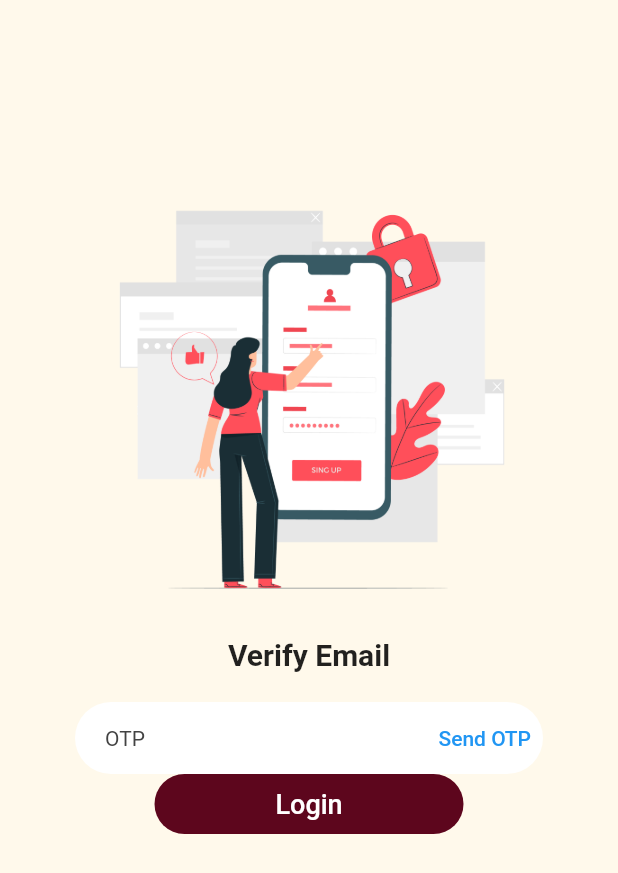
After one commit to Loximity-oss/UTM-Study-Planner, a Flutter app: the registerPage screen opened directly, after a tap on "Test for verify email", on a phone screen of 412 x 824 dp. The commit adds this screen. Shown: the top 873 px of the screen. Run offline on Flutter 3.47's test engine with Material 2 defaults, Android fonts, the phone set to English and light mode, and no system bars; our stand-ins replace email_validator, flutter_local_notifications, font_awesome_flutter, hive, hive_flutter, introduction_screen and 2 more; missing offline and left inert: mysql_client; accounts and stored records are empty; project files that could hold a hidden picture were left out.

Commit message:
email verify

```diff
--- a/utmstudyplanner_mobile/lib/views/register.dart
+++ b/utmstudyplanner_mobile/lib/views/register.dart
@@ -4,6 +4,7 @@ import 'package:flutter/material.dart';
 import 'package:email_validator/email_validator.dart';
 import 'package:flutter/services.dart';
 import 'package:utmstudyplanner_mobile/views/login/login.dart';
+import 'package:utmstudyplanner_mobile/views/verifyEmail-otp.dart';
 import '../../server/conn.dart';
 import 'package:hive_flutter/hive_flutter.dart';
 import 'package:utmstudyplanner_mobile/views/register.dart';
@@ -313,6 +314,16 @@ class _registerPageState extends State<registerPage> {
                               );
                             },
                           ),
+
+                          TextButton(
+                            child:
+                            const Text("Test for verify email", style: TextStyle(fontSize: 12, fontWeight: FontWeight.bold)),
+                            onPressed: () {
+                              Navigator.push(context,
+                                MaterialPageRoute(builder: (context) => const verifyEmail()),
+                              );
+                            },
+                          ),
                           Container(
                             width: MediaQuery.of(context).size.width / 2.0,
                             height: 40,
@@ -344,6 +355,8 @@ class _registerPageState extends State<registerPage> {
                 ),
               ),
 
+
+
             ],
           ),
         ),
--- /dev/null
+++ b/utmstudyplanner_mobile/lib/views/verifyEmail-otp.dart
@@ -0,0 +1,199 @@
+import 'dart:async';
+import 'dart:convert';
+import 'package:email_validator/email_validator.dart';
+import 'package:flutter/material.dart';
+import 'package:hive_flutter/hive_flutter.dart';
+import 'package:utmstudyplanner_mobile/views/login/login.dart';
+import 'package:utmstudyplanner_mobile/views/register.dart';
+
+import '../../server/conn.dart';
+import 'package:http/http.dart' as http;
+
+class verifyEmail extends StatefulWidget {
+  const verifyEmail({Key? key}) : super(key: key);
+
+  @override
+  State<verifyEmail> createState() => _verifyEmail();
+}
+
+class _verifyEmail extends State<verifyEmail> {
+  @override
+  final box = Hive.box('');
+  final TextEditingController emailInput = TextEditingController();
+  final TextEditingController passwordInput = TextEditingController();
+  final _formLoginKey = GlobalKey<FormState>();
+  bool visible = false;
+
+  Future userLogin() async{
+
+    setState(() {
+      visible = true;
+
+    });
+    // Getting value from Controller
+    String email = emailInput.text;
+    String password = passwordInput.text;
+
+    // clearly there is a better way to do this
+    // but this is for SP2 presentation.
+    // will change using future later.
+
+    try{
+      var db = Mysql();
+      String query = 'SELECT * FROM `users` WHERE `email` = "'+ email +'" AND password = "' + password + '"';
+      var result = await db.execQuery(query);
+      if(result.numOfRows == 1){
+        box.put('email', email);
+        box.put('password', password);
+
+        // clearly there is a better way to do this
+        // but this is for SP2 presentation.
+        // will change using future later.
+
+
+        for(final row in result.rows){
+          box.put('nickname', row.colAt(2));
+          box.put('matricID',row.colAt(0));
+          box.put('coursecode',row.colAt(3));
+        }
+
+        Navigator.push(context,
+            MaterialPageRoute(builder: (context) => const loginPage()
+            ));
+
+
+      } else {
+        setState(() {
+          visible = false ;
+        });
+        showDialog(
+          context: context,
+          builder: (BuildContext context) {
+            return AlertDialog(
+              title: const Text('Username or Password is incorrect.'),
+              actions: <Widget>[
+                FlatButton(
+                  child: const Text("OK"),
+                  onPressed: () {
+                    Navigator.of(context).pop();
+                  },
+                ),
+              ],
+            );
+          },
+        );
+      }
+    } catch (e){
+      setState(() {
+        visible = false ;
+      });
+      showDialog(
+        context: context,
+        builder: (BuildContext context) {
+          return AlertDialog(
+            title: Text(e.toString()),
+            actions: <Widget>[
+              FlatButton(
+                child: const Text("OK"),
+                onPressed: () {
+                  Navigator.of(context).pop();
+                },
+              ),
+            ],
+          );
+        },
+      );
+    }
+  }
+
+
+  Widget build(BuildContext context) {
+    return Scaffold(
+      backgroundColor: const Color.fromARGB(255, 255, 249, 235),
+      body: SingleChildScrollView(
+        padding: const EdgeInsets.only(top: 120, bottom: 100),
+        child: Center(
+          child: Column(
+            children: <Widget>[
+              Container(
+                width: 300,
+                height: 300,
+                child: Image.asset('assets/signup/mobile_1.png'),
+              ),
+              //Username and Password Containers
+              Container(
+                padding: const EdgeInsets.only(left: 50, right: 50),
+                child: Column(
+                  children: [
+                    const SizedBox(height: 5),
+                    const Text('Verify Email', style: TextStyle(fontSize: 20, fontWeight: FontWeight.bold)),
+                    const SizedBox(height: 20),
+                    Form(
+                      key: _formLoginKey,
+                      child: Column(
+                        children:  <Widget>[
+                          TextFormField(controller: emailInput,
+                            style: const TextStyle(fontSize: 14),
+                            textInputAction: TextInputAction.next,
+                            autovalidateMode: AutovalidateMode.onUserInteraction,
+                            validator: (value) => EmailValidator.validate(value!) ? null : "Please enter a valid email",
+                            enableSuggestions: false,
+                            autocorrect: false,
+                            decoration: InputDecoration(
+                                contentPadding: const EdgeInsets.only(left: 20, right: 20),
+                                border: OutlineInputBorder(
+                                  borderRadius: BorderRadius.circular(30.0),
+                                  borderSide: const BorderSide(
+                                    width: 0,
+                                    style: BorderStyle.none,
+                                  ),
+                                ),
+                                suffixIcon: TextButton(
+                                  child: const Text("Send OTP"),
+                                  onPressed: () => verifyEmail(),
+                                ),
+                                filled: true,
+                                hintStyle: TextStyle(color: Colors.grey[800]),
+                                hintText: "OTP",
+                                fillColor: Colors.white),
+                          ),
+
+                          Container(
+                            width: MediaQuery.of(context).size.width / 2.0,
+                            height: 40,
+                            decoration: BoxDecoration(
+                              borderRadius: BorderRadius.circular(35.0),
+                              color: const Color.fromARGB(255, 93, 6, 29),
+                            ),
+                            child: MaterialButton(
+                              onPressed: () => _formLoginKey.currentState!.validate() ? userLogin() : null,
+                              child: const Text('Login',
+                                style: TextStyle(
+                                  fontSize: 18,
+                                  color: Colors.white,
+                                ),),
+                            ),
+                          ),
+                        ],
+                      ),
+                    ),
+
+                    const SizedBox(height: 20),
+                    Visibility(
+                        visible: visible,
+                        child: Container(
+                            margin: const EdgeInsets.only(bottom: 30),
+                            child: const CircularProgressIndicator(color: Color.fromARGB(255, 93, 6, 29))
+                        )
+                    ),
+                  ],
+                ),
+              ),
+
+            ],
+          ),
+        ),
+      ),
+    );
+  }
+}
--- a/utmstudyplanner_mobile/pubspec.yaml
+++ b/utmstudyplanner_mobile/pubspec.yaml
@@ -41,6 +41,7 @@ dependencies:
   syncfusion_flutter_calendar: ^20.1.52
   mysql_client: ^0.0.16
   intl: ^0.17.0
+  email_auth: any
 
 dev_dependencies:
   flutter_test:
```
Also changed, not shown: utmstudyplanner_mobile/pubspec.lock.
